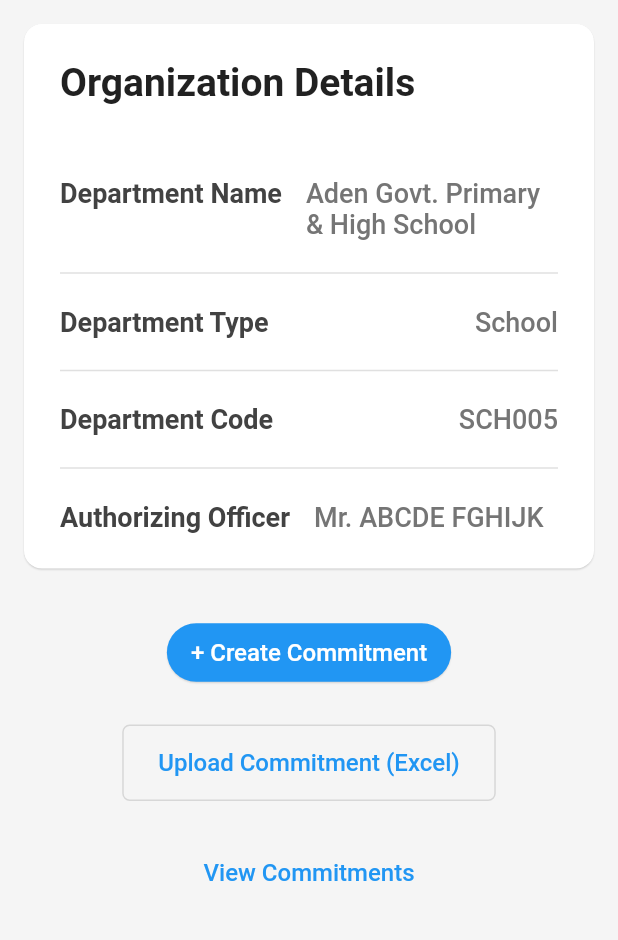
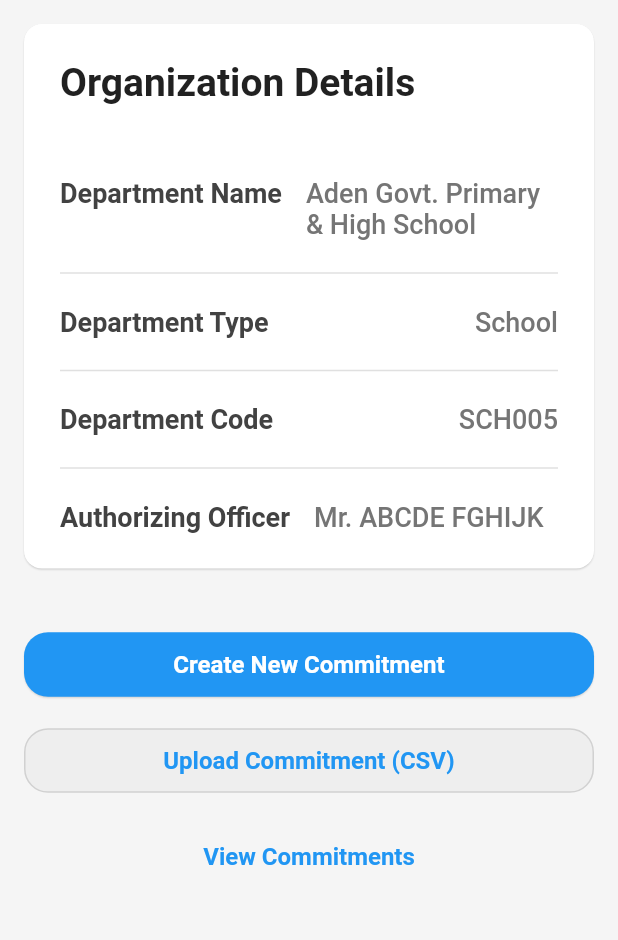
Before and after one commit to vigneshksaithal/viyukta, a Flutter app: the screen it shows after launch, on a phone screen of 412 x 824 dp, the part 84-1024 px from its top. Run offline on Flutter 3.47's test engine with Material 2 defaults, Android fonts, the phone set to English and light mode, and no system bars; our stand-ins replace csv, file_picker, flutter_riverpod, hive_flutter, page_transition; missing offline and left inert: encrypt, flutter_sms, protobuf; accounts and stored records are empty.

Commit message:
Update UI

```diff
--- a/lib/pages/home_page/home_page.dart
+++ b/lib/pages/home_page/home_page.dart
@@ -30,8 +30,10 @@ class HomePage extends StatelessWidget {
               crossAxisAlignment: CrossAxisAlignment.center,
               children: [
                 const OrganizationDetailsCard(),
-                const SizedBox(height: 32.0),
-                ElevatedButton(
+                const SizedBox(height: 40.0),
+                SizedBox(
+                  width: double.infinity,
+                  child: ElevatedButton(
                     onPressed: () {
                       Navigator.push(
                         context,
@@ -41,10 +43,13 @@ class HomePage extends StatelessWidget {
                         ),
                       );
                     },
-                  child: const Text('+ Create Commitment'),
+                    child: const Text('Create New Commitment'),
                   ),
-                const SizedBox(height: 24.0),
-                OutlinedButton(
+                ),
+                const SizedBox(height: 16.0),
+                SizedBox(
+                  width: double.infinity,
+                  child: OutlinedButton(
                     onPressed: () {
                       Navigator.push(
                         context,
@@ -54,9 +59,10 @@ class HomePage extends StatelessWidget {
                         ),
                       );
                     },
-                  child: const Text('Upload Commitment (Excel)'),
+                    child: const Text('Upload Commitment (CSV)'),
                   ),
-                const SizedBox(height: 24.0),
+                ),
+                const SizedBox(height: 16.0),
                 TextButton(
                   onPressed: () {
                     Navigator.push(
```
Also changed, not shown: lib/theme/theme.dart (+27 -23 lines). Lines whose indentation alone changed are shown as unchanged.
